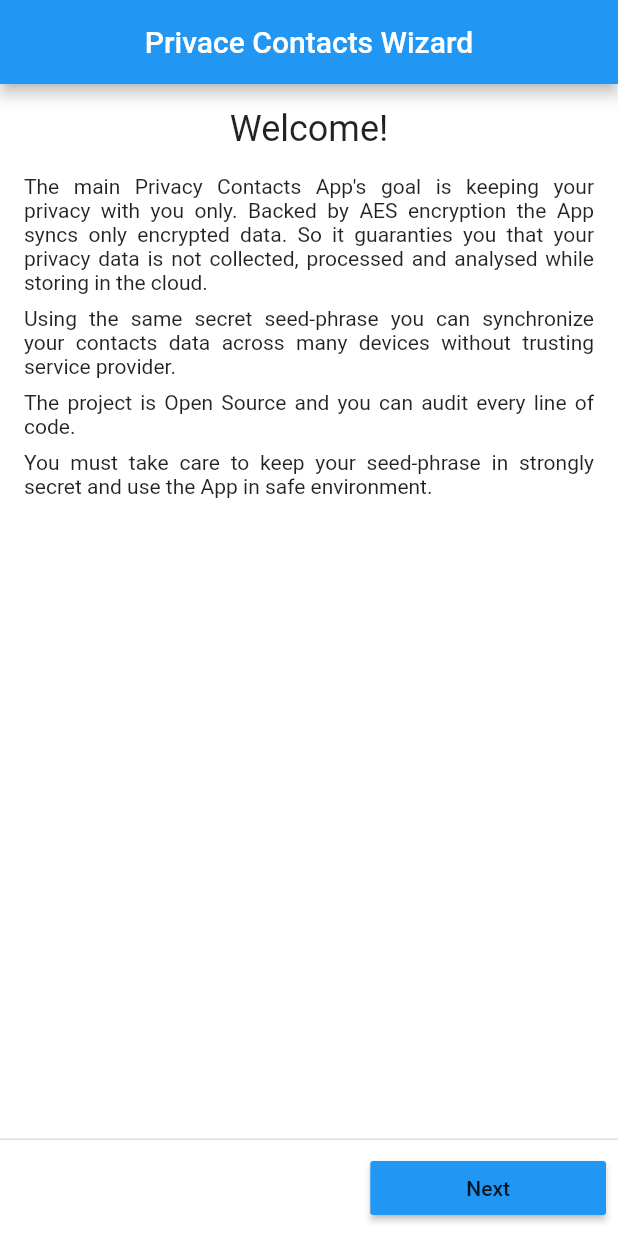
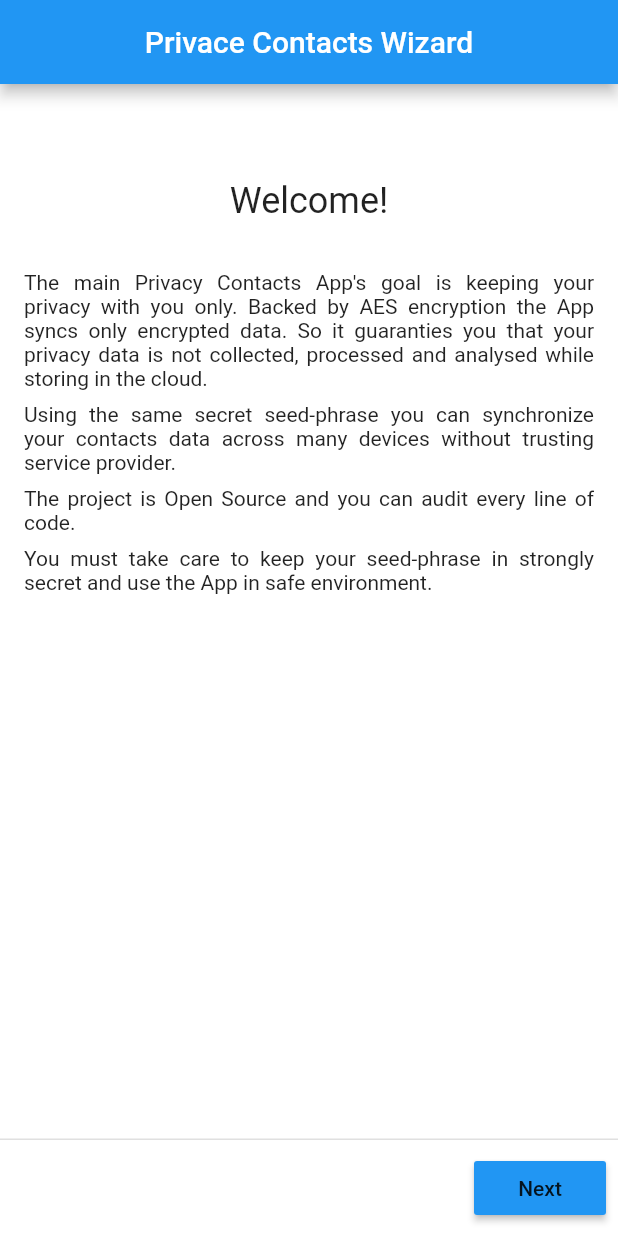
Before and after one commit to dblokhin/contacts, a Flutter app: the screen it shows after launch, on a phone screen of 412 x 824 dp. Run offline on Flutter 3.47's test engine with Material 2 defaults, Android fonts, the phone set to English and light mode, and no system bars; our stand-ins replace rxdart, shared_preferences.

Commit message:
ui: add 1 step of wizard

```diff
--- a/lib/screens/wizard.dart
+++ b/lib/screens/wizard.dart
@@ -84,31 +84,22 @@ class _WizardStep1 extends StatelessWidget {
         centerTitle: true,
       ),
       body: SafeArea(
-        child: Padding(
-          padding: const EdgeInsets.symmetric(horizontal: 16),
-          child: SingleChildScrollView(
-            child: Column(
-              mainAxisAlignment: MainAxisAlignment.start,
-              crossAxisAlignment: CrossAxisAlignment.start,
+        child: ListView(
+          padding: const EdgeInsets.all(16),
           children: <Widget>[
-                SizedBox(height: 16),
+            const SizedBox(height: 48),
             CenterText(
               lzn.welcome,
               style: Theme.of(context).textTheme.headline,
             ),
-                SizedBox(height: 16),
+            const SizedBox(height: 32),
             Paragraph(lzn.wizardIntro),
           ],
         ),
       ),
-        ),
-      ),
       persistentFooterButtons: <Widget>[
         RaisedButton(
-          child: Padding(
-            padding: const EdgeInsets.symmetric(horizontal: 48),
           child: Text(lzn.next),
-          ),
           onPressed: next,
         )
       ],
```
Lines whose indentation alone changed are shown as unchanged.
